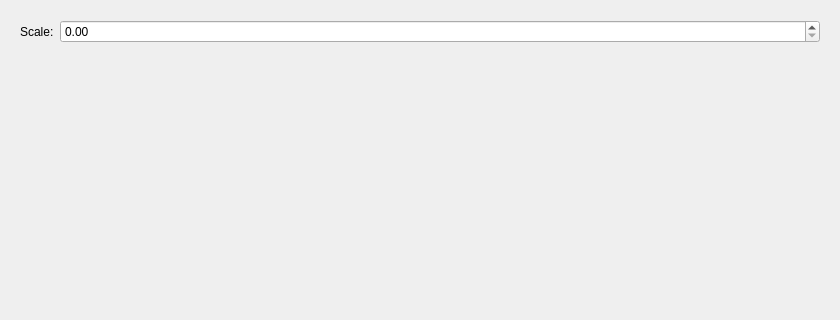
Above: src/main/python-designer/settings_model_camera.ui from JJBlue/Reconstruction_Visualisation before the change; both pictures show x 0 to 840 and y 0 to 320 of the 840 by 587 pixel window. Below: the same form after it.
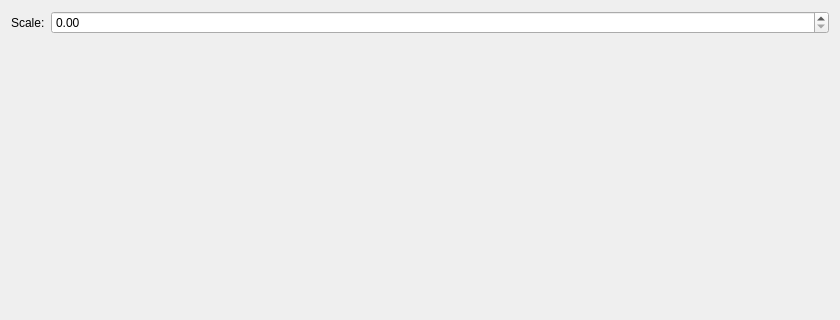
That is the form after the change. Custom widgets are drawn as their Qt base class.

Diff of the .ui file:
```diff
--- a/src/main/python-designer/settings_model_camera.ui
+++ b/src/main/python-designer/settings_model_camera.ui
@@ -17,6 +17,15 @@
    <item>
     <widget class="QWidget" name="widget" native="true">
      <layout class="QFormLayout" name="formLayout">
+      <property name="leftMargin">
+       <number>0</number>
+      </property>
+      <property name="topMargin">
+       <number>0</number>
+      </property>
+      <property name="rightMargin">
+       <number>0</number>
+      </property>
       <item row="0" column="0">
        <widget class="QLabel" name="label_18">
         <property name="text">
@@ -47,24 +56,23 @@
         </property>
        </spacer>
       </item>
-      <item row="1" column="1">
-       <spacer name="verticalSpacer_6">
-        <property name="orientation">
-         <enum>Qt::Vertical</enum>
-        </property>
-        <property name="sizeHint" stdset="0">
-         <size>
-          <width>20</width>
-          <height>40</height>
-         </size>
-        </property>
-       </spacer>
-      </item>
      </layout>
     </widget>
    </item>
   </layout>
  </widget>
+ <customwidgets>
+  <customwidget>
+   <class>ModelSettingCamera</class>
+   <extends>QWidget</extends>
+   <header>ba_trees.gui.project_widget.model_settings.ModelSettingCamera.h</header>
+   <container>1</container>
+   <slots>
+    <signal>modelScaleChanged(double)</signal>
+    <slot>setModelScale(double)</slot>
+   </slots>
+  </customwidget>
+ </customwidgets>
  <resources/>
  <connections/>
 </ui>
```
Left out of the diff: 37 changed lines with no effect on the pictures.
